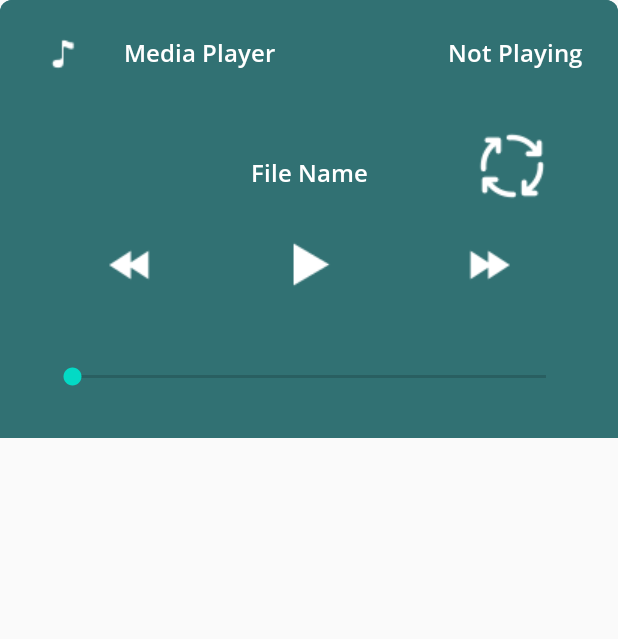
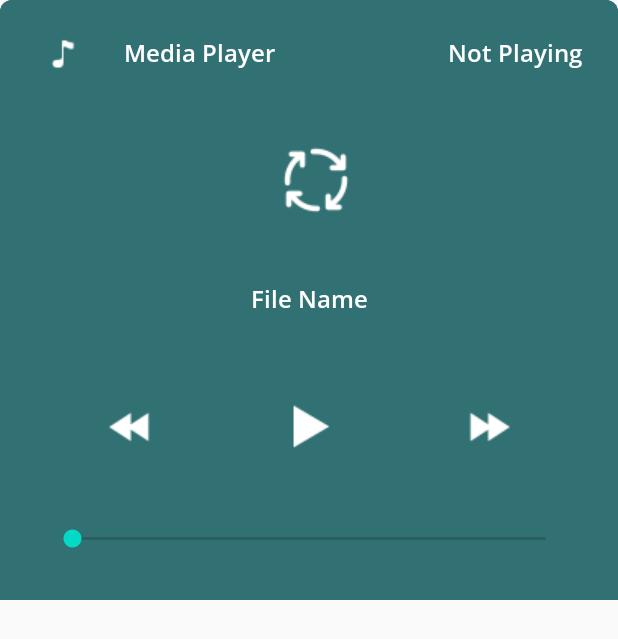
Before and after one commit to ajmeek/NEC_app, an Android app: the layout player_sheet.xml on its own in the app's theme, with its tools: preview values and no code run, on a phone screen of 412 x 824 dp. Shown: the top 639 px of the screen. Run offline under Robolectric (Android 15) with nearby library versions, the phone set to English and light mode, and no system bars.

Commit message:
Changed Sound process button UI

```diff
--- a/app/src/main/res/layout/player_sheet.xml
+++ b/app/src/main/res/layout/player_sheet.xml
@@ -1,16 +1,14 @@
 <?xml version="1.0" encoding="utf-8"?>
-<androidx.constraintlayout.widget.ConstraintLayout
-    xmlns:android="http://schemas.android.com/apk/res/android"
+<androidx.constraintlayout.widget.ConstraintLayout xmlns:android="http://schemas.android.com/apk/res/android"
     xmlns:app="http://schemas.android.com/apk/res-auto"
     xmlns:tools="http://schemas.android.com/tools"
+    android:id="@+id/player_sheet"
     android:layout_width="match_parent"
-    android:layout_height="wrap_content"
+    android:layout_height="400dp"
     android:background="@drawable/player_background"
-    app:layout_behavior="com.google.android.material.bottomsheet.BottomSheetBehavior"
     app:behavior_hideable="true"
     app:behavior_peekHeight="70dp"
-    android:id="@+id/player_sheet"
-    >
+    app:layout_behavior="com.google.android.material.bottomsheet.BottomSheetBehavior">
 
     <LinearLayout
         android:id="@+id/linearLayout"
@@ -63,15 +61,16 @@
         android:id="@+id/player_fileName"
         android:layout_width="0dp"
         android:layout_height="wrap_content"
-        android:layout_marginTop="32dp"
+        android:layout_marginStart="32dp"
+        android:layout_marginTop="116dp"
+        android:layout_marginEnd="32dp"
         android:fontFamily="@font/open_sans_semibold"
         android:text="File Name"
+        android:textAlignment="center"
         android:textColor="@android:color/white"
         android:textSize="16sp"
-        android:textAlignment="center"
-        android:layout_marginStart="32dp"
-        android:layout_marginEnd="32dp"
         app:layout_constraintEnd_toEndOf="parent"
+        app:layout_constraintHorizontal_bias="0.0"
         app:layout_constraintStart_toStartOf="parent"
         app:layout_constraintTop_toBottomOf="@+id/linearLayout" />
 
@@ -79,8 +78,8 @@
         android:id="@+id/player_play_btn"
         android:layout_width="wrap_content"
         android:layout_height="wrap_content"
+        android:layout_marginTop="40dp"
         android:background="@color/colorPrimary"
-        android:layout_marginTop="16dp"
         android:padding="16dp"
         app:layout_constraintEnd_toEndOf="parent"
         app:layout_constraintStart_toStartOf="parent"
@@ -120,10 +119,10 @@
         android:padding="16dp"
         app:layout_constraintBottom_toBottomOf="@+id/player_seekBar"
         app:layout_constraintEnd_toEndOf="parent"
-        app:layout_constraintHorizontal_bias="0.904"
+        app:layout_constraintHorizontal_bias="0.514"
         app:layout_constraintStart_toStartOf="parent"
         app:layout_constraintTop_toTopOf="parent"
-        app:layout_constraintVertical_bias="0.395"
+        app:layout_constraintVertical_bias="0.28"
         app:srcCompat="@drawable/process_button_white45px" />
 
     <SeekBar
@@ -134,6 +133,7 @@
         app:layout_constraintBottom_toBottomOf="parent"
         app:layout_constraintEnd_toEndOf="parent"
         app:layout_constraintStart_toStartOf="parent"
-        app:layout_constraintTop_toBottomOf="@id/player_play_btn" />
+        app:layout_constraintTop_toBottomOf="@id/player_play_btn"
+        app:layout_constraintVertical_bias="0.734" />
 
 </androidx.constraintlayout.widget.ConstraintLayout>
```
